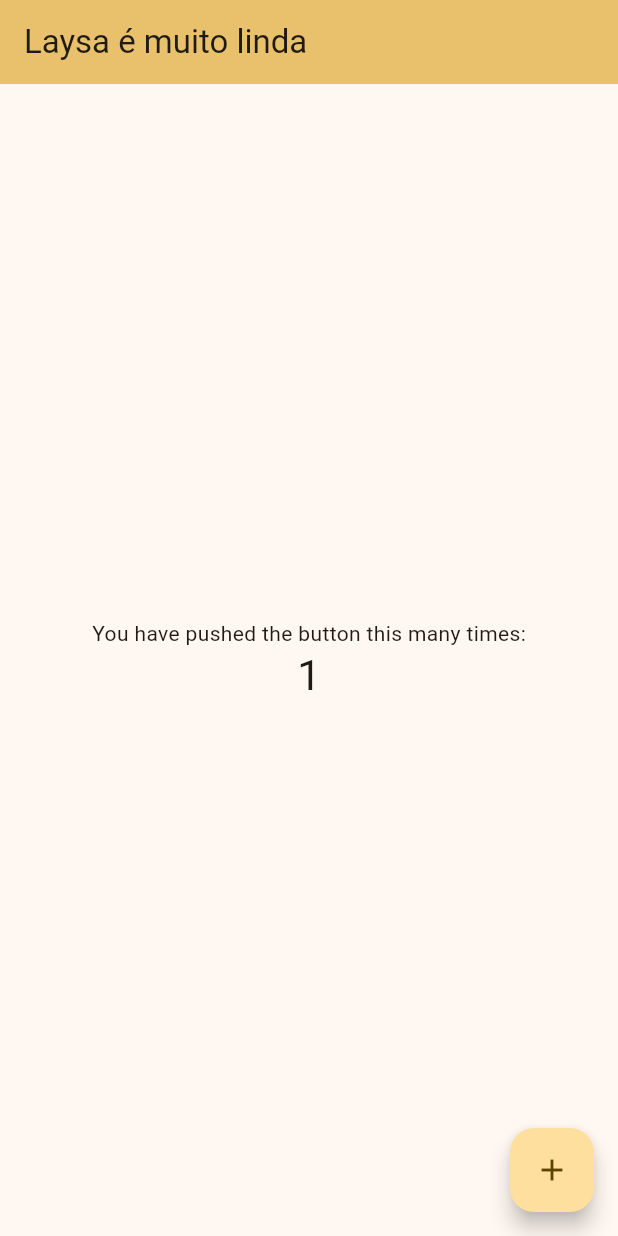
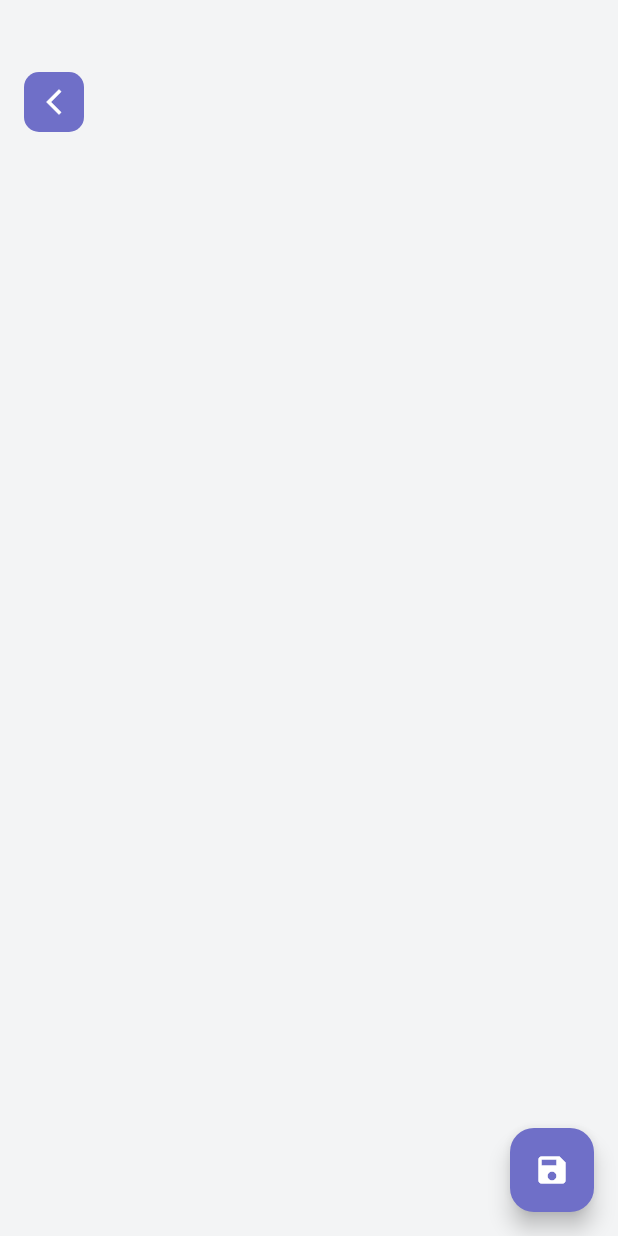
Before and after one commit to Laysanha/MyFirstProjectAndroid, a Flutter app: the screen it shows after launch, after a tap on the "add" icon, on a phone screen of 412 x 824 dp. Run offline on Flutter 3.47's test engine with Material 3 defaults, Android fonts, the phone set to English and light mode, and no system bars.

Commit message:
- Criado Layout Notes: - Criado Layout dos cards - Adicionado uma nova tela de: Novas Notas;

```diff
--- a/lib/main.dart
+++ b/lib/main.dart
@@ -1,125 +1,6 @@
 import 'package:flutter/material.dart';
+import 'package:my_first_project/my_app.dart';
 
 void main() {
   runApp(const MyApp());
 }
-
-class MyApp extends StatelessWidget {
-  const MyApp({super.key});
-
-  // This widget is the root of your application.
-  @override
-  Widget build(BuildContext context) {
-    return MaterialApp(
-      title: 'Flutter Demo',
-      theme: ThemeData(
-        // This is the theme of your application.
-        //
-        // TRY THIS: Try running your application with "flutter run". You'll see
-        // the application has a purple toolbar. Then, without quitting the app,
-        // try changing the seedColor in the colorScheme below to Colors.green
-        // and then invoke "hot reload" (save your changes or press the "hot
-        // reload" button in a Flutter-supported IDE, or press "r" if you used
-        // the command line to start the app).
-        //
-        // Notice that the counter didn't reset back to zero; the application
-        // state is not lost during the reload. To reset the state, use hot
-        // restart instead.
-        //
-        // This works for code too, not just values: Most code changes can be
-        // tested with just a hot reload.
-        colorScheme: ColorScheme.fromSeed(seedColor: Colors.amber..shade200),
-        useMaterial3: true,
-      ),
-      home: const MyHomePage(title: 'Laysa é muito linda'),
-    );
-  }
-}
-
-class MyHomePage extends StatefulWidget {
-  const MyHomePage({super.key, required this.title});
-
-  // This widget is the home page of your application. It is stateful, meaning
-  // that it has a State object (defined below) that contains fields that affect
-  // how it looks.
-
-  // This class is the configuration for the state. It holds the values (in this
-  // case the title) provided by the parent (in this case the App widget) and
-  // used by the build method of the State. Fields in a Widget subclass are
-  // always marked "final".
-
-  final String title;
-
-  @override
-  State<MyHomePage> createState() => _MyHomePageState();
-}
-
-class _MyHomePageState extends State<MyHomePage> {
-  int _counter = 0;
-
-  void _incrementCounter() {
-    setState(() {
-      // This call to setState tells the Flutter framework that something has
-      // changed in this State, which causes it to rerun the build method below
-      // so that the display can reflect the updated values. If we changed
-      // _counter without calling setState(), then the build method would not be
-      // called again, and so nothing would appear to happen.
-      _counter++;
-    });
-  }
-
-  @override
-  Widget build(BuildContext context) {
-    // This method is rerun every time setState is called, for instance as done
-    // by the _incrementCounter method above.
-    //
-    // The Flutter framework has been optimized to make rerunning build methods
-    // fast, so that you can just rebuild anything that needs updating rather
-    // than having to individually change instances of widgets.
-    return Scaffold(
-      appBar: AppBar(
-        // TRY THIS: Try changing the color here to a specific color (to
-        // Colors.amber, perhaps?) and trigger a hot reload to see the AppBar
-        // change color while the other colors stay the same.
-        backgroundColor: Theme.of(context).colorScheme.inversePrimary,
-        // Here we take the value from the MyHomePage object that was created by
-        // the App.build method, and use it to set our appbar title.
-        title: Text(widget.title),
-      ),
-      body: Center(
-        // Center is a layout widget. It takes a single child and positions it
-        // in the middle of the parent.
-        child: Column(
-          // Column is also a layout widget. It takes a list of children and
-          // arranges them vertically. By default, it sizes itself to fit its
-          // children horizontally, and tries to be as tall as its parent.
-          //
-          // Column has various properties to control how it sizes itself and
-          // how it positions its children. Here we use mainAxisAlignment to
-          // center the children vertically; the main axis here is the vertical
-          // axis because Columns are vertical (the cross axis would be
-          // horizontal).
-          //
-          // TRY THIS: Invoke "debug painting" (choose the "Toggle Debug Paint"
-          // action in the IDE, or press "p" in the console), to see the
-          // wireframe for each widget.
-          mainAxisAlignment: MainAxisAlignment.center,
-          children: <Widget>[
-            const Text(
-              'You have pushed the button this many times:',
-            ),
-            Text(
-              '$_counter',
-              style: Theme.of(context).textTheme.headlineMedium,
-            ),
-          ],
-        ),
-      ),
-      floatingActionButton: FloatingActionButton(
-        onPressed: _incrementCounter,
-        tooltip: 'Increment',
-        child: const Icon(Icons.add),
-      ), // This trailing comma makes auto-formatting nicer for build methods.
-    );
-  }
-}
--- /dev/null
+++ b/lib/my_app.dart
@@ -0,0 +1,17 @@
+import 'package:flutter/material.dart';
+import 'package:my_first_project/tela-de-inicio/home_screem.dart';
+
+class MyApp extends StatelessWidget {
+  const MyApp({super.key});
+
+  @override
+  Widget build(BuildContext context) {
+    return MaterialApp(
+      title: 'Game Remider',
+      theme: ThemeData(
+        useMaterial3: true,
+      ),
+      home: const HomeScreen(),
+    );
+  }
+}
--- /dev/null
+++ b/lib/new-notes/new-notes.dart
@@ -0,0 +1,75 @@
+import 'package:flutter/material.dart';
+import 'package:my_first_project/tela-de-inicio/home_screem.dart';
+
+class NewNotes extends StatefulWidget {
+  const NewNotes({super.key});
+
+  @override
+  State<NewNotes> createState() => _NewNotesState();
+}
+
+class _NewNotesState extends State<NewNotes> {
+  @override
+  Widget build(BuildContext context) {
+    return Scaffold(
+      backgroundColor: const Color.fromRGBO(243, 244, 245, 1),
+      body: Padding(
+        padding: const EdgeInsets.fromLTRB(8, 40, 8, 28),
+        child: Column(
+          children: [
+            Row(
+              mainAxisAlignment: MainAxisAlignment.spaceBetween,
+              children: [
+                IconButton(
+                  onPressed: () => Navigator.pop(context),
+                  // icon: const Icon(Icons.arrow_back_ios),
+                  icon: Container(
+                    width: 40,
+                    height: 40,
+                    decoration: BoxDecoration(
+                      color: const Color.fromRGBO(111, 111, 200, 100),
+                      borderRadius: BorderRadius.circular(10),
+                    ),
+                    child: const Icon(
+                      Icons.arrow_back_ios_new,
+                      color: Colors.white,
+                      size: 20,
+                  ),
+                ))
+              ],
+            )
+          ],
+        ),
+      ),
+      floatingActionButton: FloatingActionButton(
+        backgroundColor: const Color.fromRGBO(111, 111, 200, 100),
+        foregroundColor: Colors.white,
+        onPressed: () {
+          Navigator.push(
+              context, MaterialPageRoute<void>(
+              builder: (BuildContext context) => const HomeScreen()
+          )
+          );
+        },
+        child: const Icon(Icons.save),
+      ),
+    );
+  }
+}
+
+// class BackHome extends StatefulWidget {
+//   const BackHome({super.key});
+//
+//   @override
+//   State<BackHome> createState() => _BackHomeState();
+// }
+//
+// class _BackHomeState extends State<BackHome> {
+//   @override
+//   Widget build(BuildContext context) {
+//     return const IconButton(
+//       icon: Icon(Icons.arrow_back_ios),
+//       onPressed: () { Navigator.of(context).pop() },
+//     );
+//   }
+// }
--- /dev/null
+++ b/lib/tela-de-inicio/home_screem.dart
@@ -0,0 +1,144 @@
+import 'package:flutter/material.dart';
+import 'package:intl/intl.dart';
+import 'package:my_first_project/new-notes/new-notes.dart';
+
+class HomeScreen extends StatelessWidget {
+  const HomeScreen({super.key});
+
+  @override
+  Widget build(BuildContext context) {
+    return Scaffold(
+      // backgroundColor: Colors.red,
+      backgroundColor: const Color.fromRGBO(243, 244, 245, 1),
+      appBar: AppBar(
+        backgroundColor: Colors.transparent,
+        title: const SizedBox(
+          height: 140,
+          child: Padding(
+            padding: EdgeInsets.fromLTRB(8,40,8,28),
+            child: Row(
+              mainAxisAlignment: MainAxisAlignment.spaceBetween,
+                children: [
+                  Text(
+                    'Notes',
+                    style: TextStyle(fontSize: 30, color: Colors.black87),
+                  ),
+                  Text(
+                  '3', style: TextStyle(fontSize: 34, color: Colors.black87),
+                ),
+              ],
+            ),
+          ),
+        )
+      ),
+      body: const Padding(
+        padding: EdgeInsets.fromLTRB(20,20,20,0),
+        child: FormSearch(),
+      ),
+      // floatingActionButton: FloatingActionButton(onPressed: () {  },),
+      floatingActionButton: FloatingActionButton(
+        backgroundColor: const Color.fromRGBO(111, 111, 200, 100),
+        foregroundColor: Colors.white,
+        onPressed: () {
+          Navigator.push(
+              context, MaterialPageRoute<void>(
+                builder: (BuildContext context) => const NewNotes()
+              )
+          );
+        },
+        child: const Icon(Icons.add),
+      ),
+    );
+  }
+}
+
+class FormSearch extends StatefulWidget {
+  const FormSearch({super.key});
+
+  @override
+  State<FormSearch> createState() => _FormSearchState();
+}
+
+class _FormSearchState extends State<FormSearch> {
+  final GlobalKey<FormState> _formKey = GlobalKey<FormState>();
+
+  @override
+  Widget build(BuildContext context) {
+    return Form(
+      key: _formKey,
+      child: Column(
+        crossAxisAlignment:  CrossAxisAlignment.start,
+        children: <Widget>[
+          TextFormField(
+            style: const TextStyle(fontSize: 18, color: Colors.black87),
+            decoration: InputDecoration(
+              contentPadding: const EdgeInsets.symmetric(vertical: 12),
+              hintText: 'Pesquisar...',
+              hintStyle: const TextStyle(color: Colors.black12),
+              prefixIcon: const Icon(Icons.search, color: Colors.grey,),
+              // fillColor: Colors.grey.shade200.withOpacity(1.0),
+                fillColor: const Color.fromRGBO(231, 229, 234, 1),
+              filled: true,
+              enabledBorder: OutlineInputBorder(
+                borderRadius: BorderRadius.circular(30),
+                borderSide: const BorderSide(color: Colors.transparent)
+              ),
+              focusedBorder: OutlineInputBorder(
+                  borderRadius: BorderRadius.circular(30),
+                  borderSide: const BorderSide(color: Colors.transparent)
+              )
+            ),
+          ),
+          Expanded(
+              child: Padding(
+                padding: const EdgeInsets.all(8.0),
+                child: ListView(
+                  children: [
+                    Card(
+                      color: Colors.grey.shade200,
+                      child: ListTile(
+                        title: RichText(
+                          text: const TextSpan(
+                              text: 'Text Here! \n',
+                              style: TextStyle(
+                                color: Colors.black,
+                                fontWeight: FontWeight.bold,
+                                fontSize: 18,
+                                height: 1.5,
+                              ),
+
+                            children: [
+                              TextSpan(
+                                text: 'Content here! Nome grande Socorro I need Help AHHHHHHHHHH',
+                                style: TextStyle(
+                                  color: Colors.black,
+                                  fontWeight: FontWeight.normal,
+                                  fontSize: 16,
+                                  height: 1.5,
+                                )
+                              )
+                            ]
+                          ),
+                        ),
+                        subtitle: Padding(
+                          padding: const EdgeInsets.symmetric(vertical: 8.0),
+                          child: Text(
+                            'Editado: ${DateFormat('dd/MM/yyyy HH:mm').format(DateTime.now())}',
+                            style: const TextStyle(
+                              fontSize: 14,
+                              color: Color.fromRGBO(87, 87, 170, 1),
+                            ),
+                          ),
+                        ),
+                      ),
+                    ),
+                  ],
+                ),
+              )
+          ),
+
+        ],
+      ),
+    );
+  }
+}
--- a/pubspec.yaml
+++ b/pubspec.yaml
@@ -30,6 +30,7 @@ environment:
 dependencies:
   flutter:
     sdk: flutter
+  intl: ^0.19.0
 
 
   # The following adds the Cupertino Icons font to your application.
```
Also changed, not shown: pubspec.lock, 1 other file.
